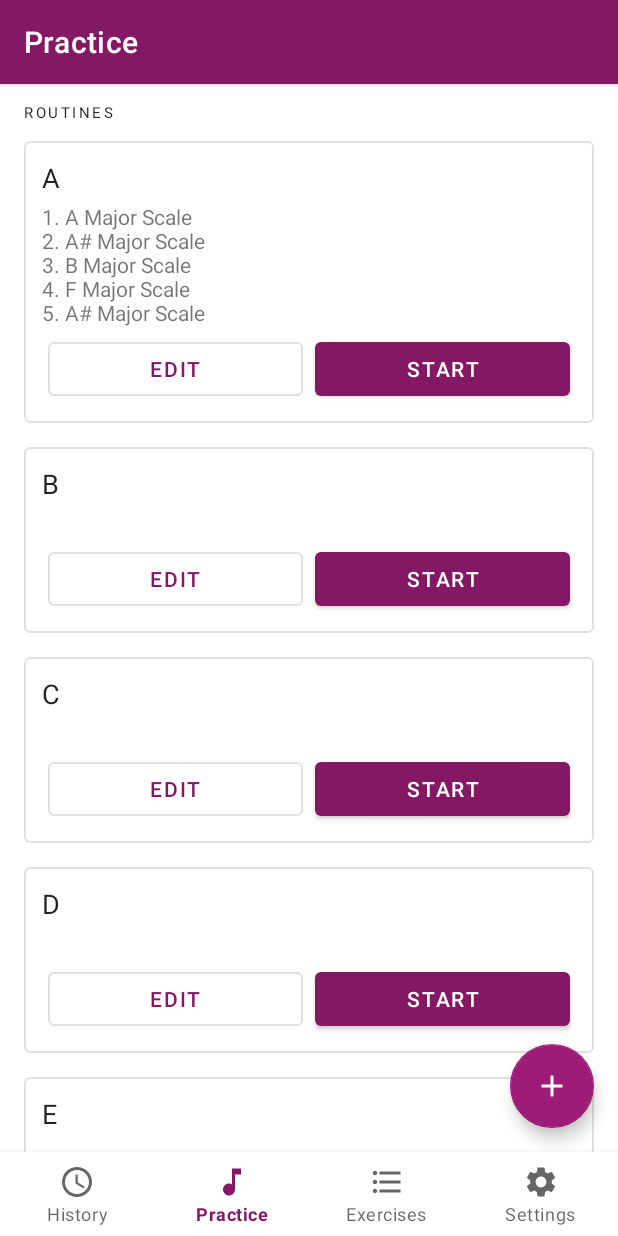
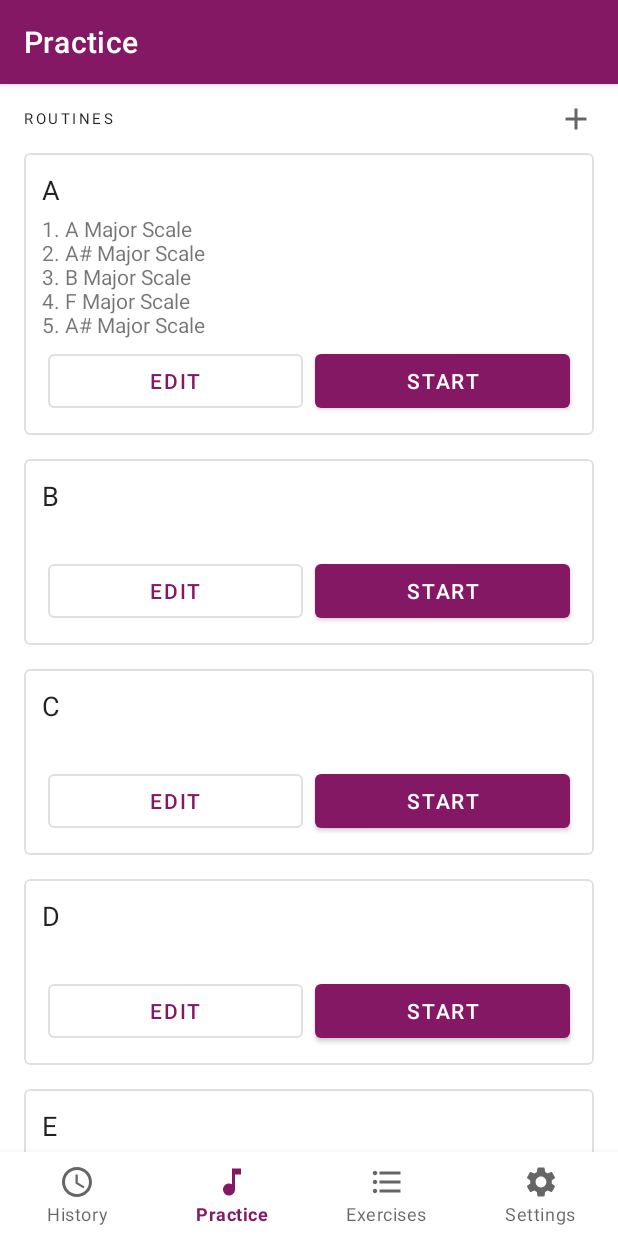
Before and after one commit to ramzan/Virtuosity, an Android app: the screen it shows after launch (MainActivity), on a phone screen of 412 x 824 dp. Run offline under Robolectric (Android 15) with nearby library versions, the phone set to English and light mode, and no system bars; our stand-ins replace Dagger/Hilt's generated code, Room's generated code, navigation-ui, paging.

Commit message:
RoutineListFragment: show snackbar when routine deleted, change from fab to imagebutton for new routine button

```diff
--- a/app/src/main/java/ca/ramzan/virtuosity/screens/routinelist/RoutineListCardAdapter.kt
+++ b/app/src/main/java/ca/ramzan/virtuosity/screens/routinelist/RoutineListCardAdapter.kt
@@ -21,8 +21,9 @@ class RoutineListCardAdapter(private val onClickListener: OnClickListener) :
     ListAdapter<RoutineListCard, RecyclerView.ViewHolder>(RoutineListCardDiffCallback()) {
 
     interface OnClickListener {
-        fun onEdit(routine: RoutineListCard.RoutineCard)
-        fun onStart(routine: RoutineListCard.RoutineCard)
+        fun onCreateRoutine()
+        fun onEditRoutine(routine: RoutineListCard.RoutineCard)
+        fun onStartSession(routine: RoutineListCard.RoutineCard)
         fun onResumeSession()
         fun onCancelSession()
     }
@@ -59,10 +60,10 @@ class RoutineListCardAdapter(private val onClickListener: OnClickListener) :
             binding.routineTitle.text = item.name
             binding.routinePreview.text = item.preview
             binding.editRoutineButton.setOnClickListener {
-                onClickListener.onEdit(item)
+                onClickListener.onEditRoutine(item)
             }
             binding.startRoutineButton.setOnClickListener {
-                onClickListener.onStart(item)
+                onClickListener.onStartSession(item)
             }
         }
 
@@ -80,6 +81,8 @@ class RoutineListCardAdapter(private val onClickListener: OnClickListener) :
 
     class RoutineHeaderViewHolder private constructor(binding: ListItemRoutineHeaderBinding) :
         RecyclerView.ViewHolder(binding.root) {
+
+        val newRoutineBtn = binding.newRoutineBtn
 
         companion object {
             fun from(parent: ViewGroup): RoutineHeaderViewHolder {
@@ -119,7 +122,13 @@ class RoutineListCardAdapter(private val onClickListener: OnClickListener) :
                 item as RoutineListCard.SavedSessionCard,
                 onClickListener
             )
-            is RoutineHeaderViewHolder, is NoRoutinesMessageViewHolder -> {
+            is RoutineHeaderViewHolder -> {
+                holder.newRoutineBtn.setOnClickListener {
+                    onClickListener.onCreateRoutine()
+                }
+            }
+
+            is NoRoutinesMessageViewHolder -> {
                 /* no-op */
             }
             else -> throw Exception("Illegal holder type: $holder")
--- a/app/src/main/res/layout/fragment_routine_list.xml
+++ b/app/src/main/res/layout/fragment_routine_list.xml
@@ -37,15 +37,4 @@
         tools:listitem="@layout/list_item_routine"
         tools:visibility="visible" />
 
-    <com.google.android.material.floatingactionbutton.FloatingActionButton
-        android:id="@+id/fab"
-        android:layout_width="wrap_content"
-        android:layout_height="wrap_content"
-        android:layout_gravity="bottom|end"
-        android:layout_marginEnd="@dimen/default_margin"
-        android:layout_marginBottom="@dimen/default_margin"
-        android:contentDescription="@string/new_exercise"
-        app:layout_behavior="com.google.android.material.behavior.HideBottomViewOnScrollBehavior"
-        app:srcCompat="@drawable/ic_baseline_add_24" />
-
 </androidx.coordinatorlayout.widget.CoordinatorLayout>
--- a/app/src/main/res/layout/list_item_routine_header.xml
+++ b/app/src/main/res/layout/list_item_routine_header.xml
@@ -1,7 +1,30 @@
 <?xml version="1.0" encoding="utf-8"?>
-<TextView xmlns:android="http://schemas.android.com/apk/res/android"
-    style="@style/TextAppearance.MaterialComponents.Overline"
+<androidx.constraintlayout.widget.ConstraintLayout xmlns:android="http://schemas.android.com/apk/res/android"
+    xmlns:app="http://schemas.android.com/apk/res-auto"
     android:layout_width="match_parent"
-    android:layout_height="wrap_content"
-    android:layout_marginVertical="12dp"
-    android:text="@string/routines" />
+    android:layout_height="wrap_content">
+
+    <TextView
+        android:id="@+id/heading"
+        style="@style/TextAppearance.MaterialComponents.Overline"
+        android:layout_width="wrap_content"
+        android:layout_height="wrap_content"
+        android:layout_marginVertical="@dimen/default_margin"
+        android:text="@string/routines"
+        app:layout_constraintBottom_toBottomOf="parent"
+        app:layout_constraintStart_toStartOf="parent"
+        app:layout_constraintTop_toTopOf="parent" />
+
+    <ImageButton
+        android:id="@+id/new_routine_btn"
+        android:layout_width="wrap_content"
+        android:layout_height="wrap_content"
+        android:background="?android:attr/actionBarItemBackground"
+        android:contentDescription="@string/new_routine_button_description"
+        android:src="@drawable/ic_baseline_add_24"
+        app:layout_constraintBottom_toBottomOf="@id/heading"
+        app:layout_constraintEnd_toEndOf="parent"
+        app:layout_constraintTop_toTopOf="@id/heading" />
+
+
+</androidx.constraintlayout.widget.ConstraintLayout>
--- a/app/src/main/res/navigation/mobile_navigation.xml
+++ b/app/src/main/res/navigation/mobile_navigation.xml
@@ -30,6 +30,10 @@
         <action
             android:id="@+id/action_routineListFragment_to_confirmationDialog"
             app:destination="@id/confirmationDialog" />
+        <argument
+            android:name="routineDeleted"
+            android:defaultValue="false"
+            app:argType="boolean" />
     </fragment>
     <fragment
         android:id="@+id/settingsFragment"
@@ -100,6 +104,11 @@
         <action
             android:id="@+id/action_routineEditorFragment_to_durationPickerDialogFragment"
             app:destination="@id/durationPickerDialogFragment" />
+        <action
+            android:id="@+id/action_routineEditorFragment_to_routineListFragment"
+            app:destination="@id/routineListFragment"
+            app:popUpTo="@id/routineListFragment"
+            app:popUpToInclusive="true" />
     </fragment>
     <dialog
         android:id="@+id/durationPickerDialogFragment"
--- a/app/src/main/res/values/strings.xml
+++ b/app/src/main/res/values/strings.xml
@@ -82,5 +82,6 @@
     <string name="clear_session_dialog_message">Any unsaved progress will be lost.</string>
     <string name="clear">Clear</string>
     <string name="session_finish_dialog_message">Exercises with 0 or empty BPM will be discarded.</string>
+    <string name="new_routine_button_description">New Routine</string>
 
 </resources>
```
Also changed, not shown: app/src/main/java/ca/ramzan/virtuosity/screens/routineeditor/RoutineEditorFragment.kt (+9 -10 lines), app/src/main/java/ca/ramzan/virtuosity/screens/routinelist/RoutineListFragment.kt (+14 -4 lines).
